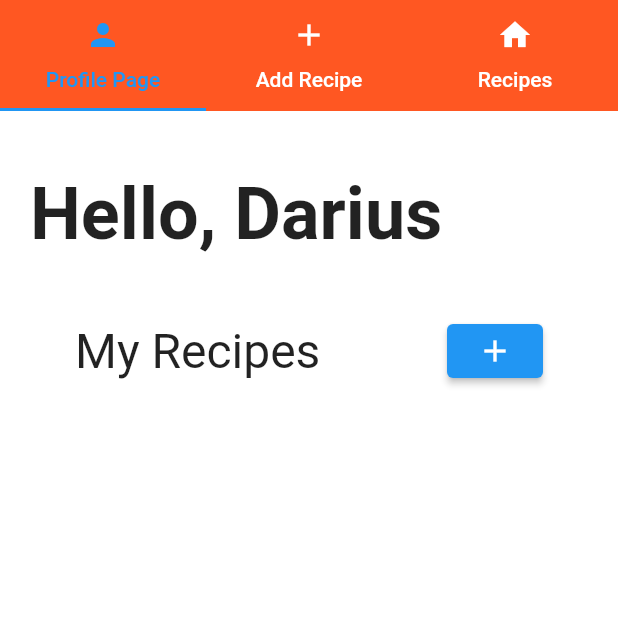
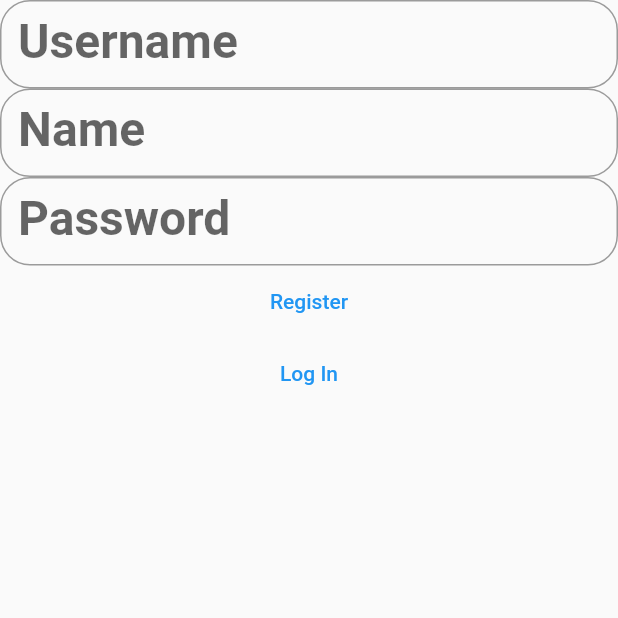
Before and after one commit to JonSnowv2/ChefFriend, a Flutter app: the screen it shows after launch, on a phone screen of 412 x 824 dp, the top half of it. Run offline on Flutter 3.47's test engine with Material 2 defaults, Android fonts, the phone set to English and light mode, and no system bars; missing offline and left inert: dart:html, universal_html.

Commit message:
log in and register done
the rest of the site is broken now though

```diff
--- a/lib/Classes/user.dart
+++ b/lib/Classes/user.dart
@@ -1,21 +1,46 @@
+import 'dart:convert';
+
+List<User> userFromJson(String str){
+  List<dynamic> jsonData = json.decode(str);
+
+  return jsonData.map((json) => User.fromJson(json)).toList();
+}
+
 class User{
   String _username = '';
+  String _name = '';
   String _password = '';
-  List<int> _recpies = [];
+  List<dynamic> _recipes = [];
 
   User({
     required username,
     required password,
-    required recipies,
+    required recipes,
+    required name
   }):
       _username = username,
       _password = password,
-      _recpies = recipies;
+      _recipes = recipes,
+      _name = name;
 
-  List<int> get recpies => _recpies;
+  factory User.fromJson(Map<String, dynamic> json){
 
-  set recpies(List<int> value) {
-    _recpies = value;
+    return User(
+      username: json['username'] ?? '',
+      name: json['name'] ?? '',
+      password: json['password'] ?? '',
+      recipes: json['recipes'] != null ? List<int>.from(json['recipes']) : [],
+    );
+  }
+
+  List<dynamic> get recipes => _recipes;
+
+  set recipes(List<dynamic> value) {
+    _recipes = value;
+  }
+
+  List<int> get recipesAsInt {
+    return _recipes.map((recipe) => recipe as int).toList();
   }
 
   String get password => _password;
@@ -24,6 +49,12 @@ class User{
     _password = value;
   }
 
+  String get name => _name;
+
+  set name(String value) {
+    _name = value;
+  }
+
   String get username => _username;
 
   set username(String value) {
--- /dev/null
+++ b/lib/Service/user_service.dart
@@ -0,0 +1,50 @@
+import 'dart:convert';
+
+import 'package:http/http.dart' as http;
+
+import '../Classes/user.dart';
+
+
+void registerUser(String username, String name, String password) async {
+  final url = Uri.parse('http://127.0.0.1:8081/register');
+  final response = await http.post(
+    url,
+    body: {
+      'username': username,
+      'name': name,
+      'password': password,
+    },
+  );
+
+  if (response.statusCode == 200) {
+    print('Registration successful');
+  } else {
+    print('Registration failed: ${response.body}');
+  }
+}
+
+Future<User?> loginUser(String username, String password) async {
+  final url = Uri.parse('http://127.0.0.1:8081/login');
+
+  final response = await http.post(
+    url,
+    headers: {
+      'Content-Type': 'application/json',
+    },
+    body: jsonEncode({
+      'username': username,
+      'password': password,
+    }),
+  );
+
+  if (response.statusCode == 200) {
+    final userData = json.decode(response.body);
+
+    final user = User.fromJson(userData);
+
+    return user;
+  } else {
+    print('Login failed: ${response.body}');
+    return null;
+  }
+}
--- a/lib/homepage.dart
+++ b/lib/homepage.dart
@@ -16,7 +16,7 @@ class HomePage extends StatefulWidget {
 }
 
 class _HomePageState extends State<HomePage> {
-  User user = User(username: "Darius", password: "Cascador22", recipies: [1, 2]);
+  User user = User(username: "Darius", password: "Cascador22", recipes: [1, 2], name: "User");
   List<Recipe> recipes = [];
 
   @override
@@ -34,6 +34,7 @@ class _HomePageState extends State<HomePage> {
 
   @override
   Widget build(BuildContext context) {
+    user = ModalRoute.of(context)?.settings.arguments as User;
     return DefaultTabController(
       length: 3,
       child: Scaffold(
--- a/lib/main.dart
+++ b/lib/main.dart
@@ -1,17 +1,23 @@
 import 'package:flutter/material.dart';
-
-import 'homepage.dart';
+import 'package:my_app/register_page.dart';
+import 'package:my_app/log_in_page.dart';
+import 'package:my_app/homepage.dart';
 
 void main() {
   runApp(MyApp());
 }
 
-class MyApp extends StatelessWidget{
+class MyApp extends StatelessWidget {
   @override
-  Widget build(BuildContext context){
+  Widget build(BuildContext context) {
     return MaterialApp(
-      debugShowCheckedModeBanner: false,
-      home: HomePage(),
+      title: 'My App',
+      initialRoute: '/register', // Set the initial route
+      routes: {
+        '/register': (context) => RegisterPage(),
+        '/login': (context) => LogInPage(),
+        '/home': (context) => HomePage(),
+      },
     );
   }
 }
--- /dev/null
+++ b/lib/register_page.dart
@@ -0,0 +1,40 @@
+import 'package:flutter/cupertino.dart';
+import 'package:flutter/material.dart';
+import 'package:my_app/Service/user_service.dart';
+import 'Service/user_service.dart';
+import 'Widgets/input_text_create.dart';
+
+class RegisterPage extends StatelessWidget {
+  const RegisterPage({super.key});
+
+  @override
+  Widget build(BuildContext context) {
+    TextEditingController usernameController = TextEditingController();
+    TextEditingController nameController = TextEditingController();
+    TextEditingController passwordController = TextEditingController();
+
+    return Scaffold(
+      body: Container(
+        child: Column(
+          children: [
+            TextBarCreateRecipe(Controller: usernameController, type: 'Username'),
+            TextBarCreateRecipe(Controller: nameController, type: 'Name'),
+            TextBarCreateRecipe(Controller: passwordController, type: 'Password'),
+            TextButton(
+                onPressed: (){
+                  registerUser(usernameController.text, nameController.text, passwordController.text);
+                },
+                child: Text("Register")
+            ),
+            TextButton(
+              onPressed: () {
+                Navigator.pushNamed(context, '/login');
+              },
+              child: Text("Log In"),
+            )
+          ],
+        ),
+      ),
+    );
+  }
+}
```
Also changed, not shown: lib/log_in_page.dart (added, +41 -0 lines).
